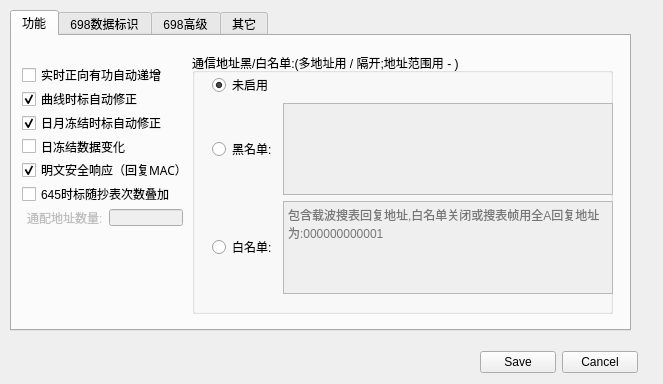
This is UI_Meter698_config.ui in qwerttqq95/Meter698-45Simulator as Qt 5 draws it before an edit. The edited form follows.
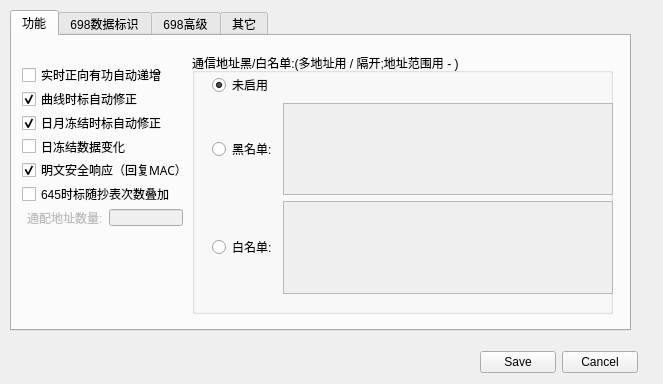
This is the edited form.

Diff of the .ui file:
```diff
--- a/UI_Meter698_config.ui
+++ b/UI_Meter698_config.ui
@@ -297,7 +297,7 @@
             <bool>false</bool>
            </property>
            <property name="placeholderText">
-            <string>包含载波搜表回复地址,白名单关闭或搜表帧用全A回复地址为:000000000001</string>
+            <string/>
            </property>
           </widget>
          </item>
```
